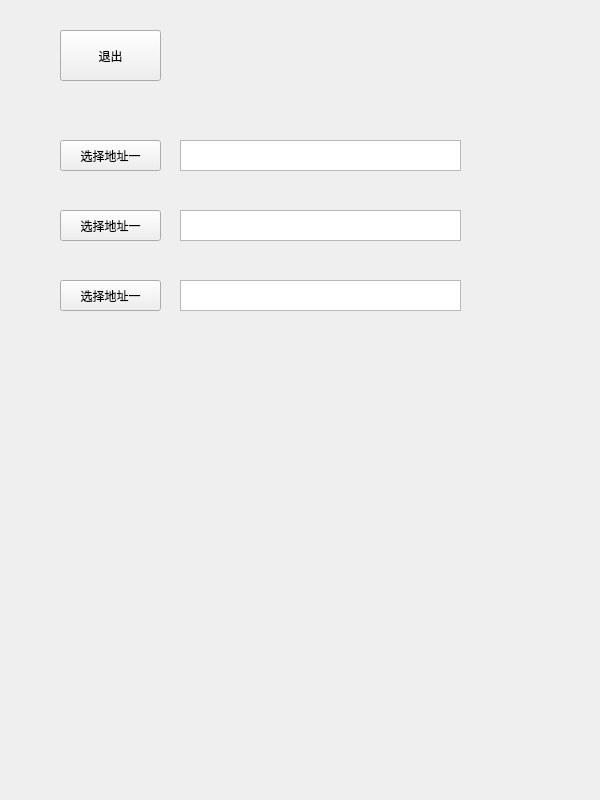
This is consumer/address.ui in chichuxwx/Food-delivery-platform as Qt 5 draws it before an edit. The edited form follows.
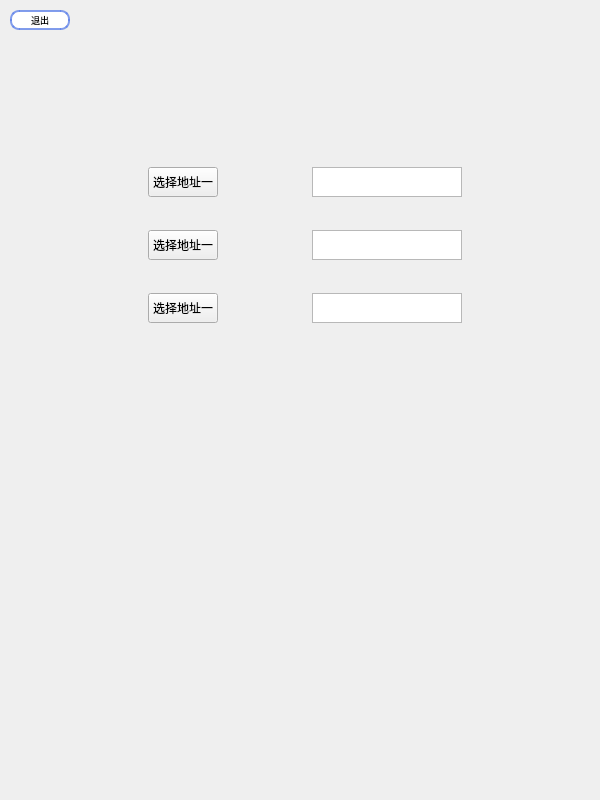
This is the edited form. Icons and pictures are not drawn.

What changed in the file:
```diff
--- a/consumer/address.ui
+++ b/consumer/address.ui
@@ -19,88 +19,233 @@
   <property name="windowTitle">
    <string>Form</string>
   </property>
+  <property name="windowIcon">
+   <iconset resource="../Image.qrc">
+    <normaloff>:/image/lt_cml.jpg</normaloff>:/image/lt_cml.jpg</iconset>
+  </property>
+  <widget class="QLabel" name="label">
+   <property name="geometry">
+    <rect>
+     <x>0</x>
+     <y>0</y>
+     <width>600</width>
+     <height>800</height>
+    </rect>
+   </property>
+   <property name="styleSheet">
+    <string notr="true">background-image: url(:/image/bg_2.png);</string>
+   </property>
+   <property name="text">
+    <string/>
+   </property>
+  </widget>
+  <widget class="QWidget" name="layoutWidget">
+   <property name="geometry">
+    <rect>
+     <x>60</x>
+     <y>140</y>
+     <width>491</width>
+     <height>211</height>
+    </rect>
+   </property>
+   <layout class="QGridLayout" name="gridLayout">
+    <item row="0" column="0">
+     <widget class="QPushButton" name="pushButton_2">
+      <property name="sizePolicy">
+       <sizepolicy hsizetype="Fixed" vsizetype="Fixed">
+        <horstretch>0</horstretch>
+        <verstretch>0</verstretch>
+       </sizepolicy>
+      </property>
+      <property name="minimumSize">
+       <size>
+        <width>70</width>
+        <height>30</height>
+       </size>
+      </property>
+      <property name="maximumSize">
+       <size>
+        <width>70</width>
+        <height>30</height>
+       </size>
+      </property>
+      <property name="text">
+       <string>选择地址一</string>
+      </property>
+     </widget>
+    </item>
+    <item row="0" column="1">
+     <widget class="QTextBrowser" name="textBrowser">
+      <property name="sizePolicy">
+       <sizepolicy hsizetype="Fixed" vsizetype="Fixed">
+        <horstretch>0</horstretch>
+        <verstretch>0</verstretch>
+       </sizepolicy>
+      </property>
+      <property name="minimumSize">
+       <size>
+        <width>150</width>
+        <height>30</height>
+       </size>
+      </property>
+      <property name="maximumSize">
+       <size>
+        <width>150</width>
+        <height>30</height>
+       </size>
+      </property>
+     </widget>
+    </item>
+    <item row="1" column="0">
+     <widget class="QPushButton" name="pushButton_3">
+      <property name="sizePolicy">
+       <sizepolicy hsizetype="Fixed" vsizetype="Fixed">
+        <horstretch>0</horstretch>
+        <verstretch>0</verstretch>
+       </sizepolicy>
+      </property>
+      <property name="minimumSize">
+       <size>
+        <width>70</width>
+        <height>30</height>
+       </size>
+      </property>
+      <property name="maximumSize">
+       <size>
+        <width>70</width>
+        <height>30</height>
+       </size>
+      </property>
+      <property name="text">
+       <string>选择地址一</string>
+      </property>
+     </widget>
+    </item>
+    <item row="1" column="1">
+     <widget class="QTextBrowser" name="textBrowser_2">
+      <property name="sizePolicy">
+       <sizepolicy hsizetype="Fixed" vsizetype="Fixed">
+        <horstretch>0</horstretch>
+        <verstretch>0</verstretch>
+       </sizepolicy>
+      </property>
+      <property name="minimumSize">
+       <size>
+        <width>150</width>
+        <height>30</height>
+       </size>
+      </property>
+      <property name="maximumSize">
+       <size>
+        <width>150</width>
+        <height>30</height>
+       </size>
+      </property>
+     </widget>
+    </item>
+    <item row="2" column="0">
+     <widget class="QPushButton" name="pushButton_4">
+      <property name="sizePolicy">
+       <sizepolicy hsizetype="Fixed" vsizetype="Fixed">
+        <horstretch>0</horstretch>
+        <verstretch>0</verstretch>
+       </sizepolicy>
+      </property>
+      <property name="minimumSize">
+       <size>
+        <width>70</width>
+        <height>30</height>
+       </size>
+      </property>
+      <property name="maximumSize">
+       <size>
+        <width>70</width>
+        <height>30</height>
+       </size>
+      </property>
+      <property name="text">
+       <string>选择地址一</string>
+      </property>
+     </widget>
+    </item>
+    <item row="2" column="1">
+     <widget class="QTextBrowser" name="textBrowser_3">
+      <property name="sizePolicy">
+       <sizepolicy hsizetype="Fixed" vsizetype="Fixed">
+        <horstretch>0</horstretch>
+        <verstretch>0</verstretch>
+       </sizepolicy>
+      </property>
+      <property name="minimumSize">
+       <size>
+        <width>150</width>
+        <height>30</height>
+       </size>
+      </property>
+      <property name="maximumSize">
+       <size>
+        <width>150</width>
+        <height>30</height>
+       </size>
+      </property>
+     </widget>
+    </item>
+   </layout>
+  </widget>
   <widget class="QPushButton" name="pushButton">
    <property name="geometry">
     <rect>
-     <x>60</x>
-     <y>30</y>
-     <width>101</width>
-     <height>51</height>
+     <x>10</x>
+     <y>10</y>
+     <width>60</width>
+     <height>20</height>
     </rect>
    </property>
+   <property name="sizePolicy">
+    <sizepolicy hsizetype="Fixed" vsizetype="Fixed">
+     <horstretch>0</horstretch>
+     <verstretch>0</verstretch>
+    </sizepolicy>
+   </property>
+   <property name="minimumSize">
+    <size>
+     <width>60</width>
+     <height>20</height>
+    </size>
+   </property>
+   <property name="maximumSize">
+    <size>
+     <width>60</width>
+     <height>20</height>
+    </size>
+   </property>
+   <property name="styleSheet">
+    <string notr="true">QPushButton {
+    background-color: #ffffff; /* 默认背景色，使用 #fad37f */
+    border: 2px solid rgba(99, 132, 233, 0.8); /* 边框颜色 */
+    border-radius: 9px; /* 圆角 */
+    color: #000000; /* 文本颜色，黑色 */
+    font-size: 9px;
+}
+
+QPushButton:hover {
+	color: #ffffff;
+    background-color: rgba(99, 132, 233, 0.8); /* 悬浮时背景颜色 */
+    border: none; /* 悬浮时无边框 */
+}
+
+QPushButton:pressed {
+    background-color: #b0c4de; /* 按下时背景颜色，稍微偏亮的蓝色 */
+    border-color: #4682b4; /* 按下时边框颜色 */
+    transform: scale(0.95); /* 按下时按钮略微缩小 */
+}
+
+</string>
+   </property>
    <property name="text">
     <string>退出</string>
    </property>
   </widget>
-  <widget class="QPushButton" name="pushButton_2">
-   <property name="geometry">
-    <rect>
-     <x>60</x>
-     <y>140</y>
-     <width>101</width>
-     <height>31</height>
-    </rect>
-   </property>
-   <property name="text">
-    <string>选择地址一</string>
-   </property>
-  </widget>
-  <widget class="QTextBrowser" name="textBrowser">
-   <property name="geometry">
-    <rect>
-     <x>180</x>
-     <y>140</y>
-     <width>281</width>
-     <height>31</height>
-    </rect>
-   </property>
-  </widget>
-  <widget class="QTextBrowser" name="textBrowser_2">
-   <property name="geometry">
-    <rect>
-     <x>180</x>
-     <y>210</y>
-     <width>281</width>
-     <height>31</height>
-    </rect>
-   </property>
-  </widget>
-  <widget class="QPushButton" name="pushButton_3">
-   <property name="geometry">
-    <rect>
-     <x>60</x>
-     <y>210</y>
-     <width>101</width>
-     <height>31</height>
-    </rect>
-   </property>
-   <property name="text">
-    <string>选择地址一</string>
-   </property>
-  </widget>
-  <widget class="QTextBrowser" name="textBrowser_3">
-   <property name="geometry">
-    <rect>
-     <x>180</x>
-     <y>280</y>
-     <width>281</width>
-     <height>31</height>
-    </rect>
-   </property>
-  </widget>
-  <widget class="QPushButton" name="pushButton_4">
-   <property name="geometry">
-    <rect>
-     <x>60</x>
-     <y>280</y>
-     <width>101</width>
-     <height>31</height>
-    </rect>
-   </property>
-   <property name="text">
-    <string>选择地址一</string>
-   </property>
-  </widget>
  </widget>
  <resources/>
  <connections/>
```
Left out of the diff: 6 changed lines with no effect on the pictures.
